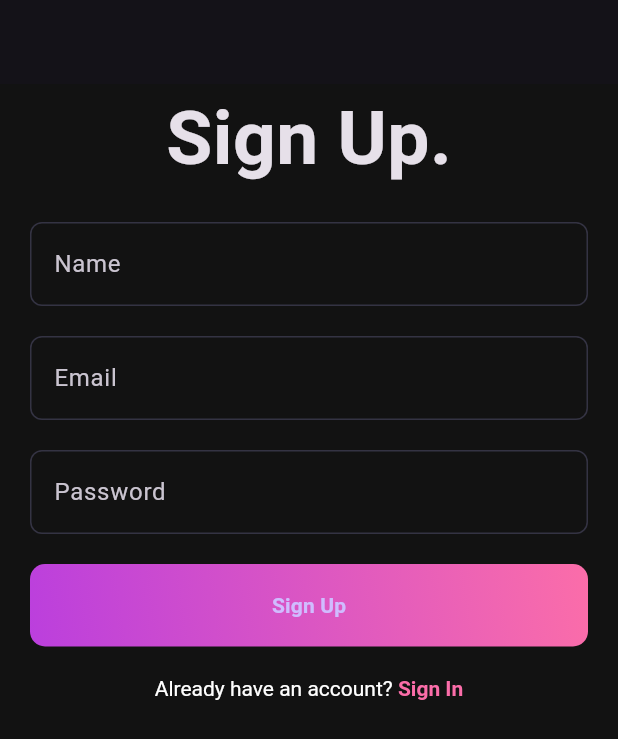
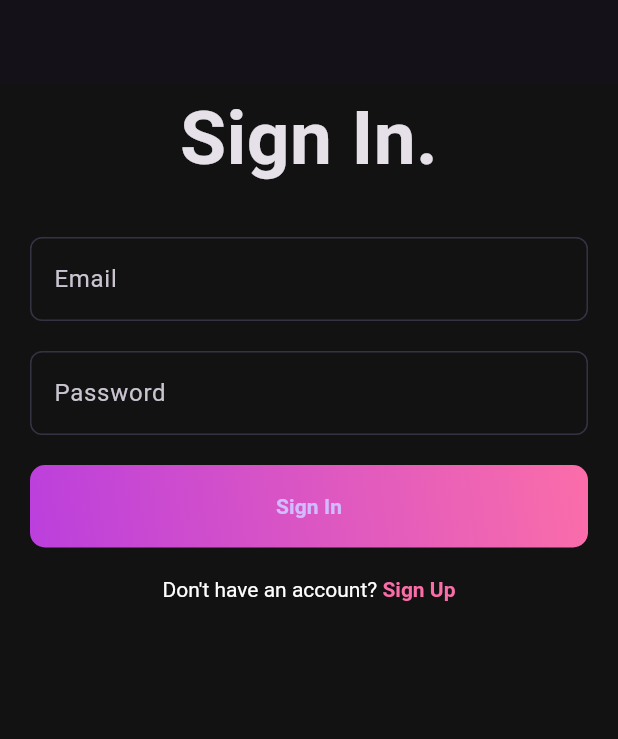
Before and after one commit to thiendangit/Musiczzzz, a Flutter app: the screen it shows after launch, on a phone screen of 412 x 824 dp. Shown: the top 739 px of the screen. Run offline on Flutter 3.47's test engine with Material 3 defaults, Android fonts, the phone set to English and light mode, and no system bars.

Commit message:
feat: add login_page and create server folder

```diff
--- /dev/null
+++ b/client/lib/features/auth/views/pages/login_page.dart
@@ -0,0 +1,114 @@
+import 'package:client/core/theme/app_pallete.dart';
+import 'package:client/features/auth/views/widgets/auth_gradient_button.dart';
+import 'package:client/features/auth/views/widgets/custom_field.dart';
+import 'package:flutter/material.dart';
+
+class LoginPage extends StatefulWidget {
+  const LoginPage({super.key});
+
+  @override
+  State<LoginPage> createState() => _LoginPageState();
+}
+
+class _LoginPageState extends State<LoginPage> {
+  final emailController = TextEditingController();
+  final passwordController = TextEditingController();
+  final formKey = GlobalKey<FormState>();
+
+  @override
+  void dispose() {
+    emailController.dispose();
+    passwordController.dispose();
+    super.dispose();
+  }
+
+  void loginUser() {
+    if (formKey.currentState!.validate()) {
+      // Print the values to verify data capture
+      debugPrint('Email: ${emailController.text}');
+      debugPrint('Password: ${passwordController.text}');
+    } else {
+      ScaffoldMessenger.of(context).showSnackBar(
+        const SnackBar(
+          content: Text('Please fix the errors in the form'),
+          backgroundColor: Colors.red,
+        ),
+      );
+    }
+  }
+
+  @override
+  Widget build(BuildContext context) {
+    return Scaffold(
+      appBar: AppBar(),
+      body: Padding(
+        padding: const EdgeInsets.symmetric(horizontal: 20),
+        child: Column(
+          children: [
+            Form(
+              key: formKey,
+              child: Column(
+                children: [
+                  const Text(
+                    'Sign In.',
+                    style: TextStyle(fontSize: 50, fontWeight: FontWeight.bold),
+                  ),
+                  const SizedBox(height: 30),
+                  CustomField(
+                    hintText: 'Email',
+                    controller: emailController,
+                    validator: (value) {
+                      if (value == null || value.isEmpty) {
+                        return 'Please enter your email';
+                      }
+                      if (!value.contains('@')) {
+                        return 'Please enter a valid email';
+                      }
+                      return null;
+                    },
+                  ),
+                  const SizedBox(height: 20),
+                  CustomField(
+                    hintText: 'Password',
+                    controller: passwordController,
+                    obscureText: true,
+                    validator: (value) {
+                      if (value == null || value.isEmpty) {
+                        return 'Please enter your password';
+                      }
+                      if (value.length < 6) {
+                        return 'Password must be at least 6 characters';
+                      }
+                      return null;
+                    },
+                  ),
+                  const SizedBox(height: 20),
+                  AuthGradientButton(
+                    onPressed: loginUser,
+                    text: "Sign In",
+                  ),
+                  const SizedBox(height: 20),
+                  RichText(
+                    text: const TextSpan(
+                      text: 'Don\'t have an account? ',
+                      style: TextStyle(color: Pallete.whiteColor),
+                      children: [
+                        TextSpan(
+                          text: 'Sign Up',
+                          style: TextStyle(
+                            color: Pallete.gradient2,
+                            fontWeight: FontWeight.bold,
+                          ),
+                        ),
+                      ],
+                    ),
+                  ),
+                ],
+              ),
+            ),
+          ],
+        ),
+      ),
+    );
+  }
+}
--- a/client/lib/features/auth/views/widgets/auth_gradient_button.dart
+++ b/client/lib/features/auth/views/widgets/auth_gradient_button.dart
@@ -3,10 +3,12 @@ import 'package:flutter/material.dart';
 
 class AuthGradientButton extends StatefulWidget {
   final VoidCallback onPressed;
+  final String text;
 
   const AuthGradientButton({
     super.key,
     required this.onPressed,
+    this.text = 'Sign Up',
   });
 
   @override
@@ -59,9 +61,9 @@ class _AuthGradientButtonState extends State<AuthGradientButton> {
                   strokeWidth: 2,
                 ),
               )
-            : const Text(
-                'Sign Up',
-                style: TextStyle(fontWeight: FontWeight.bold),
+            : Text(
+                widget.text,
+                style: const TextStyle(fontWeight: FontWeight.bold),
               ),
       ),
     );
--- a/client/lib/main.dart
+++ b/client/lib/main.dart
@@ -1,6 +1,6 @@
 import 'package:client/core/theme/app_pallete.dart';
 import 'package:client/core/theme/app_theme.dart';
-import 'package:client/features/auth/views/pages/signup_page.dart';
+import 'package:client/features/auth/views/pages/login_page.dart';
 import 'package:flutter/material.dart';
 
 void main() {
@@ -30,7 +30,7 @@ class MyApp extends StatelessWidget {
           floatingLabelBehavior: FloatingLabelBehavior.always,
         ),
       ),
-      home: const SignupPage(),
+      home: const LoginPage(),
     );
   }
 }
```
